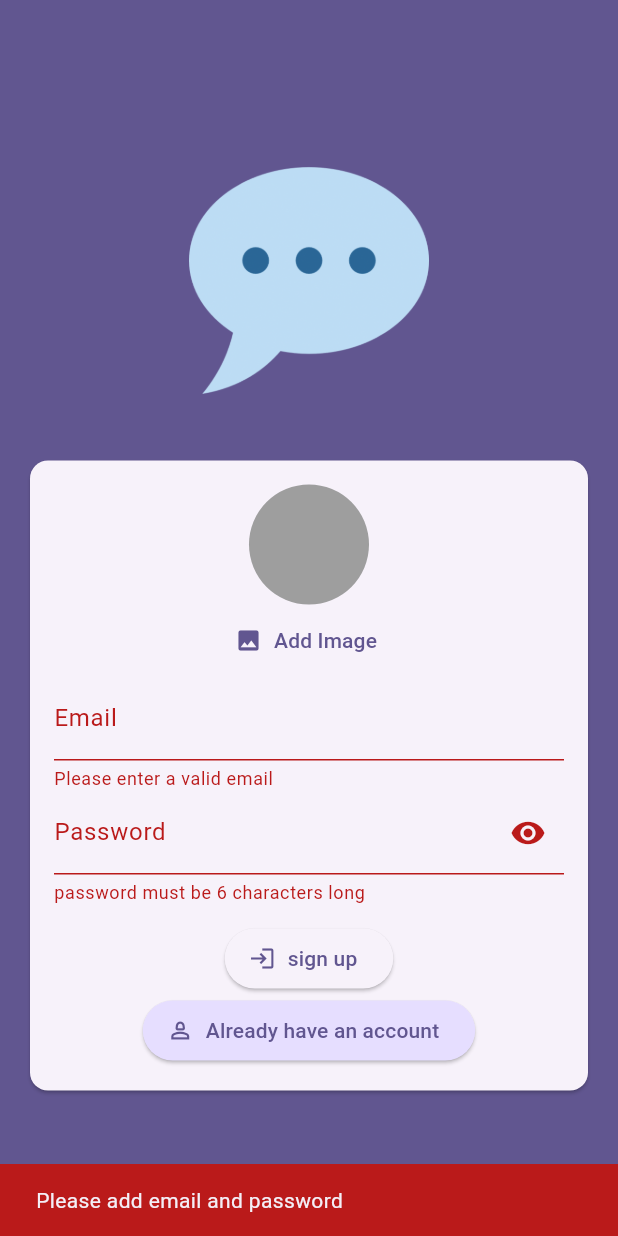
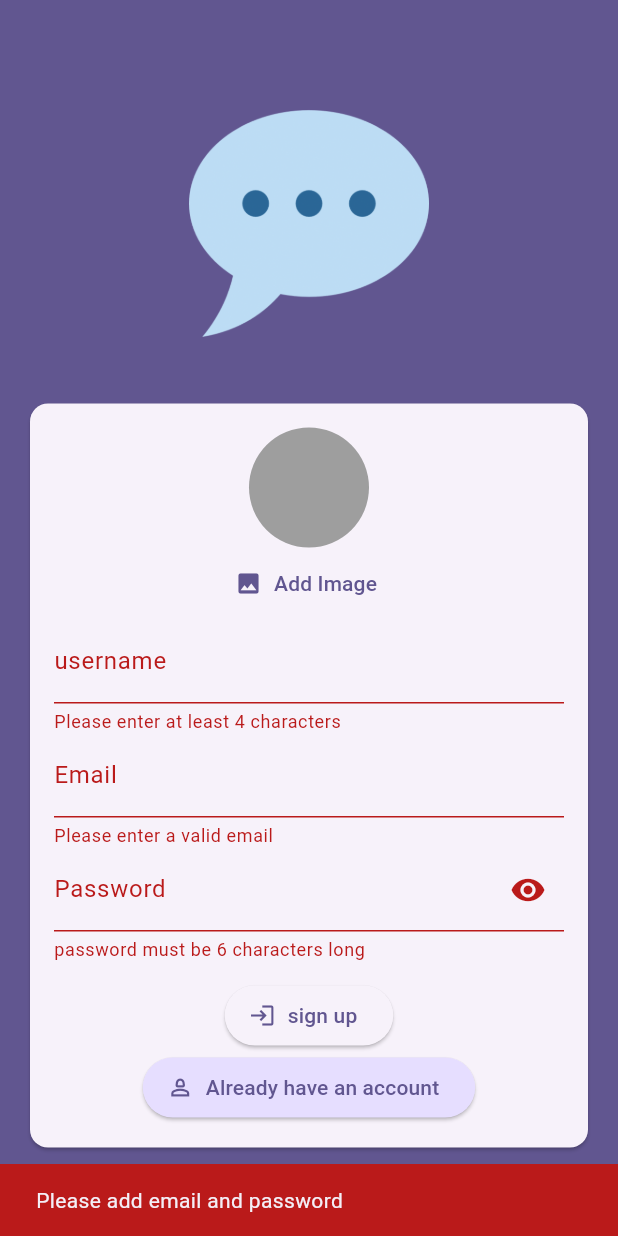
Before and after one commit to shreyas-codes25/chat_app, a Flutter app: the screen it shows after launch, after a tap on "Login", after a tap on "Create new account", after a tap on "sign up", on a phone screen of 412 x 824 dp. Run offline on Flutter 3.47's test engine with Material 3 defaults, Android fonts, the phone set to English and light mode, and no system bars; our stand-ins replace cloud_firestore, firebase_auth, firebase_core, firebase_storage, image_picker; accounts and stored records are empty.

Commit message:
authentication completed , working of chats in progress

```diff
--- a/lib/screen/auth.dart
+++ b/lib/screen/auth.dart
@@ -1,5 +1,6 @@
 import 'dart:io';
 
+import 'package:cloud_firestore/cloud_firestore.dart';
 import 'package:firebase_storage/firebase_storage.dart';
 import 'package:flutter/material.dart';
 import 'package:firebase_auth/firebase_auth.dart';
@@ -25,6 +26,7 @@ class _AuthScreenState extends State<AuthScreen> {
   bool _isVisible = true;
   File? _selectedImage;
   bool _isAuthenticating = false;
+  var _entryUsername = '';
 
   Future<void> _submit() async {
     final isValid = _from.currentState!.validate();
@@ -67,7 +69,14 @@ class _AuthScreenState extends State<AuthScreen> {
             .child("${userCredentials.user!.uid}.jpg");
         await storageRef.putFile(_selectedImage!);
         final imageUrl = await storageRef.getDownloadURL();
-        print(imageUrl);
+        await FirebaseFirestore.instance
+            .collection("users")
+            .doc(userCredentials.user!.uid)
+            .set({
+          "username": _entryUsername,
+          "email": _entryEmail,
+          "image_url": imageUrl,
+        });
       }
     } on FirebaseAuthException catch (error) {
       if (error.code == "email-already-in-use") {}
@@ -114,6 +123,24 @@ class _AuthScreenState extends State<AuthScreen> {
                             UserImagePicker(
                               onPickedImage: (image) {
                                 _selectedImage = image;
+                              },
+                            ),
+                          if (!_isLogin)
+                            TextFormField(
+                              decoration: const InputDecoration(
+                                labelText: "username",
+                              ),
+                              onSaved: (value) {
+                                _entryUsername = value!;
+                              },
+                              enableSuggestions: false,
+                              validator: (value) {
+                                if (value == null ||
+                                    value.isEmpty ||
+                                    value.trim().length < 4) {
+                                  return "Please enter at least 4 characters";
+                                }
+                                return null;
                               },
                             ),
                           TextFormField(
--- /dev/null
+++ b/lib/widgets/new_message.dart
@@ -0,0 +1,12 @@
+import 'package:flutter/material.dart';
+
+class ChatMessages extends StatelessWidget {
+  const ChatMessages({super.key});
+
+  @override
+  Widget build(BuildContext context) {
+    return const Center(
+      child: Text("Chat Messages"),
+    );
+  }
+}
--- a/pubspec.yaml
+++ b/pubspec.yaml
@@ -39,6 +39,7 @@ dependencies:
   firebase_auth: ^5.1.1
   firebase_storage: ^12.1.0
   image_picker: ^1.1.2
+  cloud_firestore: ^5.0.2
 
 dev_dependencies:
   flutter_test:
```
Also changed, not shown: lib/widgets/chat_messages.dart (added), pubspec.lock, 1 other file.
